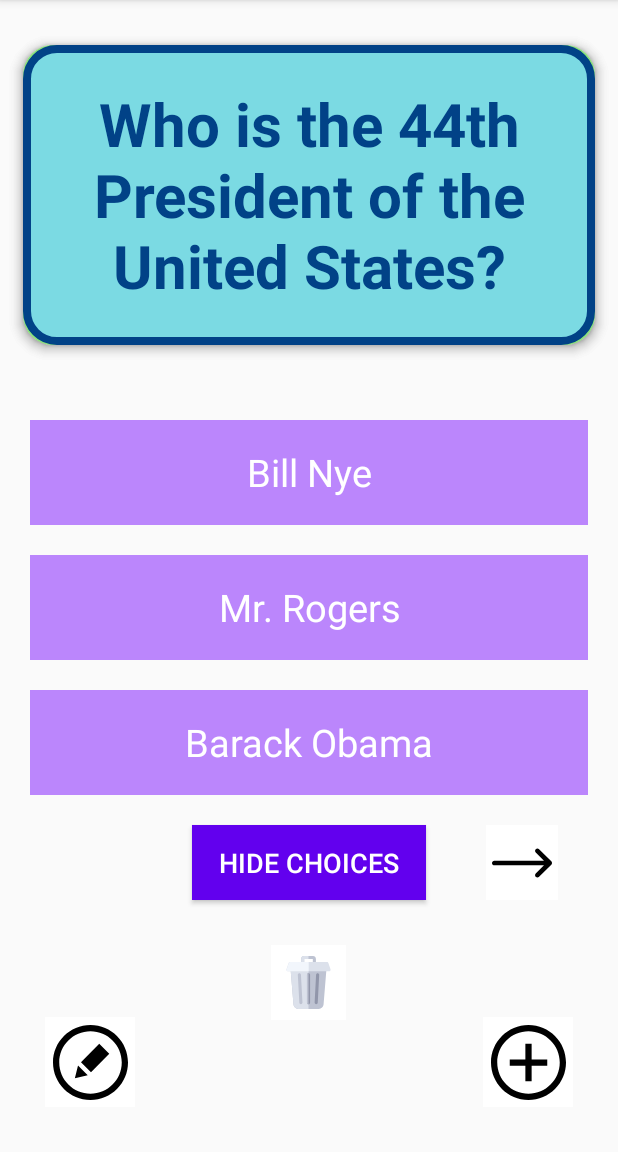
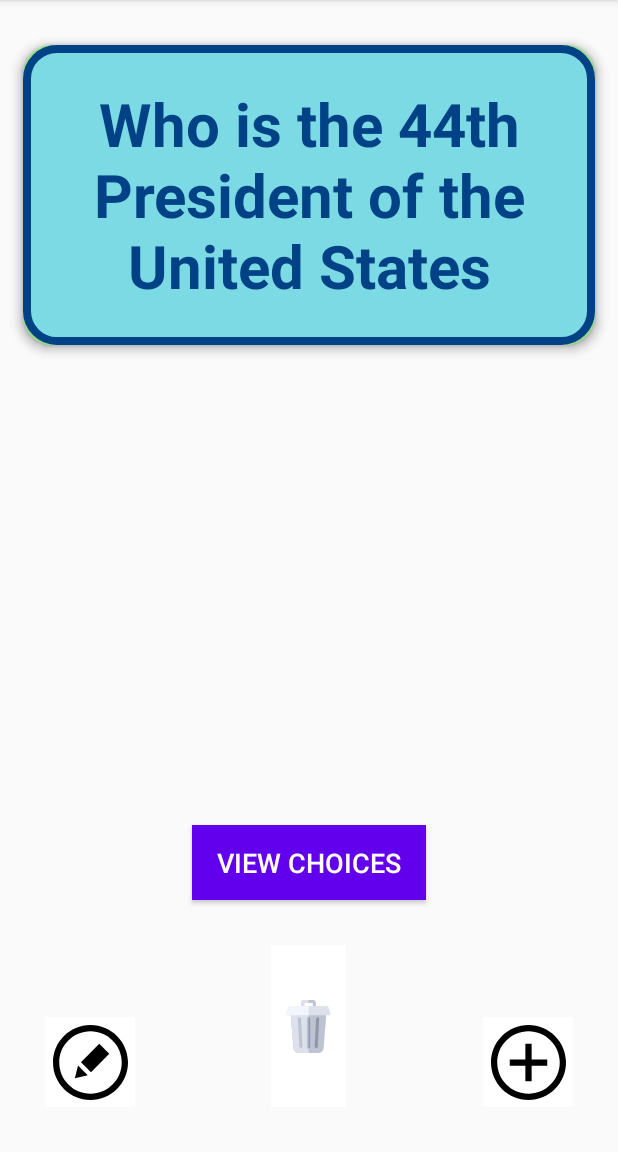
Before and after one commit to hang-m-cao/flashcard, an Android app: the screen it shows after launch (MainActivity), on a phone screen of 412 x 824 dp, the part 84-1236 px from its top. Run offline under Robolectric (Android 15) with nearby library versions, the phone set to English and light mode, and no system bars; our stand-ins replace Room's generated code.

Commit message:
fix initial set up

```diff
--- a/app/src/main/AndroidManifest.xml
+++ b/app/src/main/AndroidManifest.xml
@@ -9,7 +9,7 @@
         android:roundIcon="@mipmap/ic_launcher_round"
         android:supportsRtl="true"
         android:theme="@style/Theme.Flashcard">
-        <activity android:name=".AddCardActivity"></activity>
+        <activity android:name=".AddCardActivity" />
         <activity android:name=".MainActivity">
             <intent-filter>
                 <action android:name="android.intent.action.MAIN" />
--- a/app/src/main/java/com/example/flashcard/MainActivity.java
+++ b/app/src/main/java/com/example/flashcard/MainActivity.java
@@ -7,7 +7,9 @@ import android.os.Bundle;
 import android.os.Handler;
 import android.util.Log;
 import android.view.View;
+import android.widget.Button;
 import android.widget.ImageButton;
+import android.widget.ImageView;
 import android.widget.TextView;
 import android.widget.Toast;
 import android.widget.ToggleButton;
@@ -21,7 +23,6 @@ import java.util.Random;
 public class MainActivity extends AppCompatActivity {
     private TextView question;
     private TextView answer;
-    private ArrayList<TextView> choices;
     private TextView answerChoice;
     private TextView choice1;
     private TextView choice2;
@@ -29,7 +30,6 @@ public class MainActivity extends AppCompatActivity {
     List<Flashcard> allFlashcards;
     private int flashCardIndex;
     private int oldIndex;
-    private Boolean choicesShow;
     private ImageButton next;
 
     @Override
@@ -38,28 +38,19 @@ public class MainActivity extends AppCompatActivity {
         setContentView(R.layout.activity_main);
 
         flashcardDatabase = new FlashcardDatabase(getApplicationContext());
+        allFlashcards = flashcardDatabase.getAllCards();
+        flashCardIndex = 0;
+        oldIndex = 0;
 
         question = findViewById(R.id.question_card);
         answer = findViewById(R.id.answer_card);
         answerChoice = findViewById(R.id.answer_choice);
         choice1 = findViewById(R.id.choice1);
         choice2 = findViewById(R.id.choice2);
-        choicesShow = true;
-        flashCardIndex = 0;
-        oldIndex = 0;
+        Boolean choicesShow = false;
+        TextView[] choices = new TextView[]{answerChoice, choice1, choice2};
 
-        choices = new ArrayList<>();
-        choices.add(answerChoice);
-        choices.add(choice1);
-        choices.add(choice2);
-
-        allFlashcards = flashcardDatabase.getAllCards();
-
-        ToggleButton viewChoices = findViewById(R.id.view_choices);
-        ImageButton addBtn = findViewById(R.id.add_button);
-        ImageButton editBtn = findViewById(R.id.edit_button);
         next = findViewById(R.id.next);
-        ImageButton delete = findViewById(R.id.delete);
 
         next.setOnClickListener(new View.OnClickListener() {
             @Override
@@ -70,40 +61,22 @@ public class MainActivity extends AppCompatActivity {
             }
         });
 
-        delete.setOnClickListener(new View.OnClickListener() {
+        findViewById(R.id.delete).setOnClickListener(new View.OnClickListener() {
             @Override
             public void onClick(View v) {
                 flashCardIndex = oldIndex;
                 flashcardDatabase.deleteCard(question.getText().toString());
                 allFlashcards = flashcardDatabase.getAllCards();
-                if(allFlashcards.size() == 1){
-                    next.setVisibility(View.INVISIBLE);
-                }
                 showCard();
                 Snackbar.make(findViewById(R.id.screen), "Flashcard deleted", Snackbar.LENGTH_SHORT).show();
             }
         });
 
-        answerChoice.setOnClickListener(new View.OnClickListener() {
-            @Override
-            public void onClick(View v) {
-                answerChoice.setBackgroundColor( getResources().getColor(R.color.light_green));
-                answerChoice.setTextColor(getResources().getColor(R.color.black));
-                Toast.makeText(MainActivity.this, "Correct!", Toast.LENGTH_SHORT).show();
-                new Handler().postDelayed(new Runnable() {
+        setChoiceClick(answerChoice, "Correct!", R.color.light_green);
+        setChoiceClick(choice1, "Incorrect! Try again.", R.color.red);
+        setChoiceClick(choice2, "Incorrect! Try again.", R.color.red);
 
-                    public void run() {
-                        answerChoice.setBackgroundColor( getResources().getColor(R.color.purple_200));
-                        answerChoice.setTextColor(getResources().getColor(R.color.white));
-                    }
-                }, 1000);
-            }
-        });
-
-        choice1.setOnClickListener(this::wrongClick);
-        choice2.setOnClickListener(this::wrongClick);
-
-        viewChoices.setOnClickListener(new View.OnClickListener(){
+        findViewById(R.id.view_choices).setOnClickListener(new View.OnClickListener(){
             public int viewVisibility;
             @Override
             public void onClick(View v) {
@@ -136,7 +109,7 @@ public class MainActivity extends AppCompatActivity {
             }
         });
 
-        addBtn.setOnClickListener(new View.OnClickListener() {
+        findViewById(R.id.add_button).setOnClickListener(new View.OnClickListener() {
             @Override
             public void onClick(View v) {
                 Intent intent = new Intent(MainActivity.this, AddCardActivity.class);
@@ -144,29 +117,35 @@ public class MainActivity extends AppCompatActivity {
             }
         });
 
-        editBtn.setOnClickListener(new View.OnClickListener() {
+        findViewById(R.id.edit_button).setOnClickListener(new View.OnClickListener() {
             @Override
             public void onClick(View v) {
                 Intent intent = new Intent(MainActivity.this, AddCardActivity.class);
                 intent.putExtra("question", question.getText());
-                intent.putExtra("choices", getChoices());
+                intent.putExtra("choices", getChoices(choices));
                 MainActivity.this.startActivityForResult(intent, 5);
             }
         });
+
+        showCard();
     }
 
-    public void wrongClick(View v){
-        TextView text = findViewById(v.getId());
-        text.setBackgroundColor( getResources().getColor(R.color.red));
-        text.setTextColor(getResources().getColor(R.color.black));
-        Toast.makeText(MainActivity.this, "Incorrect. Try again!", Toast.LENGTH_SHORT).show();
-        new Handler().postDelayed(new Runnable() {
+    public void setChoiceClick(TextView btn, String msg, int color){
+        btn.setOnClickListener(new View.OnClickListener() {
+            @Override
+            public void onClick(View v) {
+                btn.setBackgroundColor( getResources().getColor(color));
+                btn.setTextColor(getResources().getColor(R.color.black));
+                Toast.makeText(MainActivity.this, msg, Toast.LENGTH_SHORT).show();
+                new Handler().postDelayed(new Runnable() {
 
-            public void run() {
-                text.setBackgroundColor( getResources().getColor(R.color.purple_200));
-                text.setTextColor(getResources().getColor(R.color.white));
+                    public void run() {
+                        btn.setBackgroundColor( getResources().getColor(R.color.purple_200));
+                        btn.setTextColor(getResources().getColor(R.color.white));
+                    }
+                }, 1000);
             }
-        }, 1000);
+        });
     }
 
     @Override
@@ -179,9 +158,7 @@ public class MainActivity extends AppCompatActivity {
             if(requestCode == 1){
                 flashcardDatabase.insertCard(new Flashcard(new_question, new_options.get(0), new_options.get(1), new_options.get(2)));
                 display = "New flashcard added!";
-                if(allFlashcards.size() > 1){
-                    next.setVisibility(View.VISIBLE);
-                }
+                next.setVisibility(View.VISIBLE);
             }
             else if (requestCode == 5){
                 Flashcard cardToEdit = allFlashcards.get(flashCardIndex);
@@ -198,18 +175,12 @@ public class MainActivity extends AppCompatActivity {
         if(allFlashcards.size() <= 1){
             next.setVisibility(View.INVISIBLE);
             if(allFlashcards.isEmpty()){
-//              Intent intent = new Intent(MainActivity.this, AddCardActivity.class);
-//              MainActivity.this.startActivityForResult(intent, 1);
                 flashcardDatabase.initFirstCard();
                 allFlashcards = flashcardDatabase.getAllCards();
             }
         }
         else{
             next.setVisibility(View.VISIBLE);
-        }
-
-        if(flashCardIndex > allFlashcards.size() - 1){
-            flashCardIndex = 0;
         }
 
         Flashcard f = allFlashcards.get(flashCardIndex);
@@ -220,7 +191,7 @@ public class MainActivity extends AppCompatActivity {
         choice2.setText(f.getWrongAnswer2());
     }
 
-    private ArrayList<String> getChoices(){
+    private ArrayList<String> getChoices(TextView[] choices){
         ArrayList<String> choicesText = new ArrayList<>();
         for(TextView c: choices){
             choicesText.add(c.getText().toString());
--- a/app/src/main/res/layout/activity_main.xml
+++ b/app/src/main/res/layout/activity_main.xml
@@ -16,7 +16,6 @@
         android:background="@drawable/answer_card"
         android:elevation="5dp"
         android:gravity="center"
-        android:text="@string/answer1"
         android:textColor="@color/black"
         android:textSize="40sp"
         android:textStyle="bold" />
@@ -30,7 +29,6 @@
         android:background="@drawable/question_card"
         android:elevation="5dp"
         android:gravity="center"
-        android:text="@string/question1"
         android:textColor="@color/dark_blue"
         android:textSize="40sp"
         android:textStyle="bold" />
@@ -44,10 +42,10 @@
         android:layout_marginHorizontal="20dp"
         android:layout_marginTop="50dp"
         android:background="@color/purple_200"
-        android:text="@string/choice1"
+        android:gravity="center"
+        android:textColor="@color/white"
         android:textSize="25sp"
-        android:gravity="center"
-        android:textColor="@color/white"/>
+        android:visibility="invisible" />
 
     <TextView
         android:id="@+id/choice2"
@@ -58,10 +56,10 @@
         android:layout_marginHorizontal="20dp"
         android:layout_marginTop="20dp"
         android:background="@color/purple_200"
-        android:text="@string/choice2"
+        android:gravity="center"
+        android:textColor="@color/white"
         android:textSize="25sp"
-        android:gravity="center"
-        android:textColor="@color/white"/>
+        android:visibility="invisible" />
 
     <TextView
         android:id="@+id/answer_choice"
@@ -72,10 +70,10 @@
         android:layout_marginHorizontal="20dp"
         android:layout_marginTop="20dp"
         android:background="@color/purple_200"
-        android:text="@string/answer1"
+        android:gravity="center"
+        android:textColor="@color/white"
         android:textSize="25sp"
-        android:gravity="center"
-        android:textColor="@color/white"/>
+        android:visibility="invisible" />
 
     <ToggleButton
         android:id="@+id/view_choices"
@@ -86,20 +84,9 @@
         android:layout_marginTop="20dp"
         android:background="@color/purple_500"
         android:textColor="@color/white"
-        android:textOff="@string/hide_choices"
-        android:textOn="@string/view_choices"
+        android:textOff="@string/view_choices"
+        android:textOn="@string/hide_choices"
         android:textSize="18sp" />
-
-    <ImageButton
-        android:id="@+id/add_button"
-        android:layout_width="60dp"
-        android:layout_height="60dp"
-        android:layout_alignParentEnd="true"
-        android:layout_alignParentBottom="true"
-        android:layout_marginEnd="30dp"
-        android:layout_marginBottom="30dp"
-        android:background="@color/white"
-        app:srcCompat="@drawable/ic_plus_icon" />
 
     <ImageButton
         android:id="@+id/edit_button"
@@ -134,6 +121,18 @@
         android:layout_marginTop="30dp"
         android:layout_marginBottom="30dp"
         android:background="@color/white"
-        app:srcCompat="@drawable/ic_delete" />
+        app:srcCompat="@drawable/ic_delete"
+        android:layout_alignParentBottom="true"/>
+
+    <ImageButton
+        android:id="@+id/add_button"
+        android:layout_width="60dp"
+        android:layout_height="60dp"
+        android:layout_alignParentEnd="true"
+        android:layout_alignParentBottom="true"
+        android:layout_marginEnd="30dp"
+        android:layout_marginBottom="30dp"
+        android:background="@color/white"
+        app:srcCompat="@drawable/ic_plus_icon" />
 
 </RelativeLayout>
--- a/app/src/main/res/values/strings.xml
+++ b/app/src/main/res/values/strings.xml
@@ -1,9 +1,5 @@
 <resources>
     <string name="app_name">Flashcard</string>
-    <string name="question1">Who is the 44th President of the United States?</string>
-    <string name="answer1">Barack Obama</string>
-    <string name="choice1">Bill Nye</string>
-    <string name="choice2">Mr. Rogers</string>
     <string name="hide_choices">Hide Choices</string>
     <string name="view_choices">View Choices</string>
     <string name="add_question">Enter the question</string>
```
